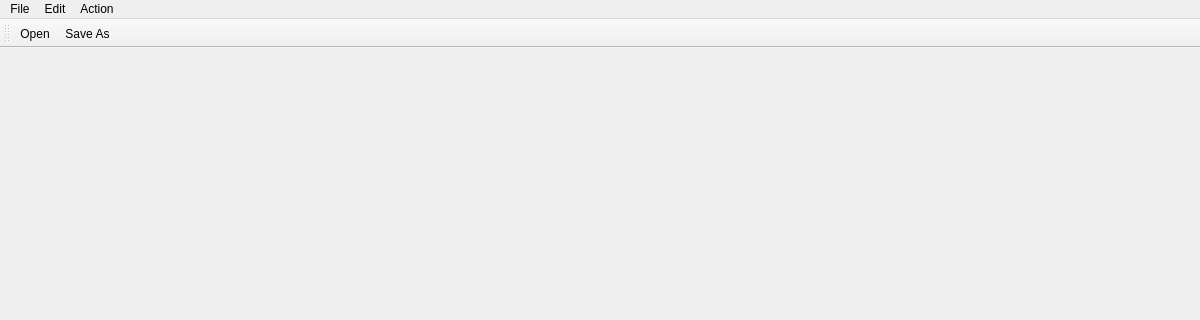
The window that mainwindow.ui (HagaiRaja/Mini-Photoshop) describes before a commit, drawn with Qt 5; both pictures show x 0 to 1200 and y 0 to 320 of the 1200 by 800 pixel window.
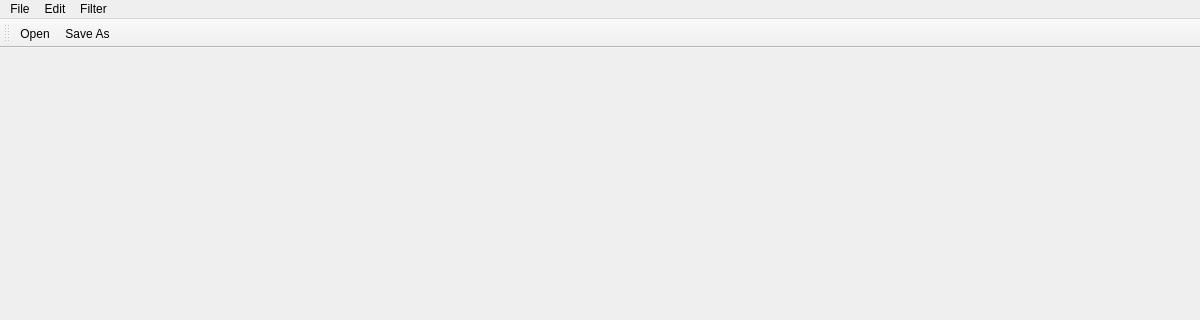
The same window after the commit. Icons and pictures are not drawn.

Commit message: adding new window for negative image

```diff
--- a/mainwindow.ui
+++ b/mainwindow.ui
@@ -53,7 +53,7 @@
    </widget>
    <widget class="QMenu" name="menuAction">
     <property name="title">
-     <string>Action</string>
+     <string>Filter</string>
     </property>
     <addaction name="actionNegative"/>
    </widget>
```
The commit also changes 4 other files.
